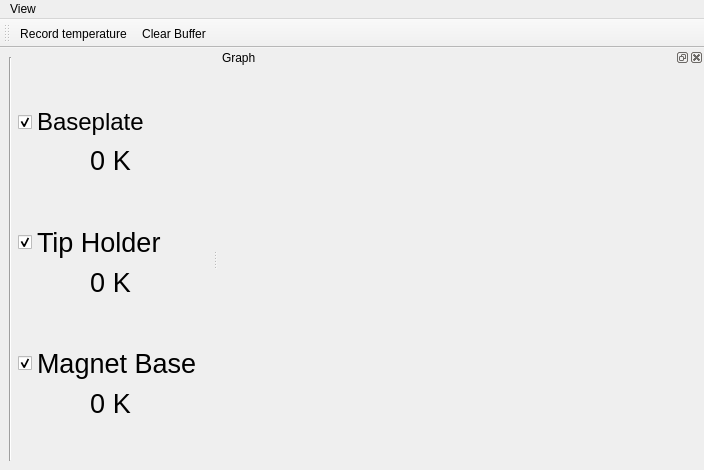
Qt form gui/temperature_monitor/ui_temperature_monitor.ui (projecthira/qudi-hira) before a commit.
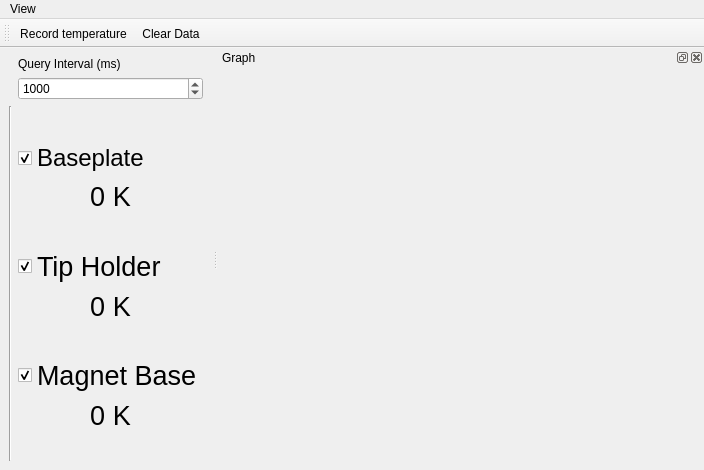
The same form after that commit. Icons and pictures are not drawn.

Patch:
```diff
--- a/gui/temperature_monitor/ui_temperature_monitor.ui
+++ b/gui/temperature_monitor/ui_temperature_monitor.ui
@@ -21,17 +21,33 @@
     </sizepolicy>
    </property>
    <layout class="QGridLayout" name="gridLayout">
-    <item row="1" column="0" rowspan="10">
-     <widget class="Line" name="line">
-      <property name="enabled">
-       <bool>true</bool>
+    <item row="9" column="1">
+     <spacer name="verticalSpacer_4">
+      <property name="orientation">
+       <enum>Qt::Vertical</enum>
       </property>
+      <property name="sizeHint" stdset="0">
+       <size>
+        <width>20</width>
+        <height>40</height>
+       </size>
+      </property>
+     </spacer>
+    </item>
+    <item row="12" column="1">
+     <spacer name="verticalSpacer_2">
       <property name="orientation">
        <enum>Qt::Vertical</enum>
       </property>
-     </widget>
+      <property name="sizeHint" stdset="0">
+       <size>
+        <width>20</width>
+        <height>40</height>
+       </size>
+      </property>
+     </spacer>
     </item>
-    <item row="1" column="1">
+    <item row="3" column="1">
      <spacer name="verticalSpacer">
       <property name="orientation">
        <enum>Qt::Vertical</enum>
@@ -44,76 +60,54 @@
       </property>
      </spacer>
     </item>
-    <item row="8" column="1">
-     <widget class="QCheckBox" name="magnetcheckBox">
-      <property name="font">
-       <font>
-        <pointsize>20</pointsize>
-       </font>
-      </property>
+    <item row="0" column="1">
+     <widget class="QLabel" name="label">
       <property name="text">
-       <string>Magnet Base</string>
-      </property>
-      <property name="checked">
-       <bool>true</bool>
+       <string>Query Interval (ms)</string>
       </property>
      </widget>
     </item>
     <item row="7" column="1">
-     <spacer name="verticalSpacer_4">
+     <widget class="QCheckBox" name="tipcheckBox">
+      <property name="font">
+       <font>
+        <pointsize>20</pointsize>
+       </font>
+      </property>
+      <property name="text">
+       <string>Tip Holder</string>
+      </property>
+      <property name="checked">
+       <bool>true</bool>
+      </property>
+     </widget>
+    </item>
+    <item row="3" column="0" rowspan="10">
+     <widget class="Line" name="line">
+      <property name="enabled">
+       <bool>true</bool>
+      </property>
       <property name="orientation">
        <enum>Qt::Vertical</enum>
       </property>
-      <property name="sizeHint" stdset="0">
-       <size>
-        <width>20</width>
-        <height>40</height>
-       </size>
+     </widget>
+    </item>
+    <item row="11" column="1">
+     <widget class="QLabel" name="magnetTemperature">
+      <property name="font">
+       <font>
+        <pointsize>20</pointsize>
+       </font>
       </property>
-     </spacer>
+      <property name="text">
+       <string>0 K</string>
+      </property>
+      <property name="alignment">
+       <set>Qt::AlignCenter</set>
+      </property>
+     </widget>
     </item>
     <item row="4" column="1">
-     <spacer name="verticalSpacer_3">
-      <property name="orientation">
-       <enum>Qt::Vertical</enum>
-      </property>
-      <property name="sizeHint" stdset="0">
-       <size>
-        <width>20</width>
-        <height>40</height>
-       </size>
-      </property>
-     </spacer>
-    </item>
-    <item row="10" column="1">
-     <spacer name="verticalSpacer_2">
-      <property name="orientation">
-       <enum>Qt::Vertical</enum>
-      </property>
-      <property name="sizeHint" stdset="0">
-       <size>
-        <width>20</width>
-        <height>40</height>
-       </size>
-      </property>
-     </spacer>
-    </item>
-    <item row="6" column="1">
-     <widget class="QLabel" name="tipTemperature">
-      <property name="font">
-       <font>
-        <pointsize>20</pointsize>
-       </font>
-      </property>
-      <property name="text">
-       <string>0 K</string>
-      </property>
-      <property name="alignment">
-       <set>Qt::AlignCenter</set>
-      </property>
-     </widget>
-    </item>
-    <item row="2" column="1">
      <widget class="QCheckBox" name="baseplatecheckBox">
       <property name="font">
        <font>
@@ -131,51 +125,86 @@
       </property>
      </widget>
     </item>
-    <item row="9" column="1">
-     <widget class="QLabel" name="magnetTemperature">
-      <property name="font">
-       <font>
-        <pointsize>20</pointsize>
-       </font>
-      </property>
-      <property name="text">
-       <string>0 K</string>
-      </property>
-      <property name="alignment">
-       <set>Qt::AlignCenter</set>
-      </property>
-     </widget>
-    </item>
-    <item row="3" column="1">
-     <widget class="QLabel" name="baseplateTemperature">
-      <property name="font">
-       <font>
-        <pointsize>20</pointsize>
-       </font>
-      </property>
-      <property name="text">
-       <string>0 K</string>
-      </property>
-      <property name="alignment">
-       <set>Qt::AlignCenter</set>
-      </property>
-     </widget>
-    </item>
     <item row="5" column="1">
-     <widget class="QCheckBox" name="tipcheckBox">
+     <widget class="QLabel" name="baseplateTemperature">
       <property name="font">
        <font>
         <pointsize>20</pointsize>
        </font>
       </property>
       <property name="text">
-       <string>Tip Holder</string>
+       <string>0 K</string>
+      </property>
+      <property name="alignment">
+       <set>Qt::AlignCenter</set>
+      </property>
+     </widget>
+    </item>
+    <item row="10" column="1">
+     <widget class="QCheckBox" name="magnetcheckBox">
+      <property name="font">
+       <font>
+        <pointsize>20</pointsize>
+       </font>
+      </property>
+      <property name="text">
+       <string>Magnet Base</string>
       </property>
       <property name="checked">
        <bool>true</bool>
       </property>
      </widget>
     </item>
+    <item row="8" column="1">
+     <widget class="QLabel" name="tipTemperature">
+      <property name="font">
+       <font>
+        <pointsize>20</pointsize>
+       </font>
+      </property>
+      <property name="text">
+       <string>0 K</string>
+      </property>
+      <property name="alignment">
+       <set>Qt::AlignCenter</set>
+      </property>
+     </widget>
+    </item>
+    <item row="6" column="1">
+     <spacer name="verticalSpacer_3">
+      <property name="orientation">
+       <enum>Qt::Vertical</enum>
+      </property>
+      <property name="sizeHint" stdset="0">
+       <size>
+        <width>20</width>
+        <height>40</height>
+       </size>
+      </property>
+     </spacer>
+    </item>
+    <item row="2" column="1">
+     <widget class="QSpinBox" name="queryIntervalSpinBox">
+      <property name="frame">
+       <bool>true</bool>
+      </property>
+      <property name="alignment">
+       <set>Qt::AlignLeading|Qt::AlignLeft|Qt::AlignVCenter</set>
+      </property>
+      <property name="keyboardTracking">
+       <bool>false</bool>
+      </property>
+      <property name="minimum">
+       <number>200</number>
+      </property>
+      <property name="maximum">
+       <number>60000</number>
+      </property>
+      <property name="value">
+       <number>1000</number>
+      </property>
+     </widget>
+    </item>
    </layout>
   </widget>
   <widget class="QMenuBar" name="menubar">
@@ -314,7 +343,7 @@
      <normaloff>../../artwork/icons/qudiTheme/22x22/stop-counter.png</normaloff>../../artwork/icons/qudiTheme/22x22/stop-counter.png</iconset>
    </property>
    <property name="text">
-    <string>Clear Buffer</string>
+    <string>Clear Data</string>
    </property>
    <property name="toolTip">
     <string>Clear Buffers</string>
```
